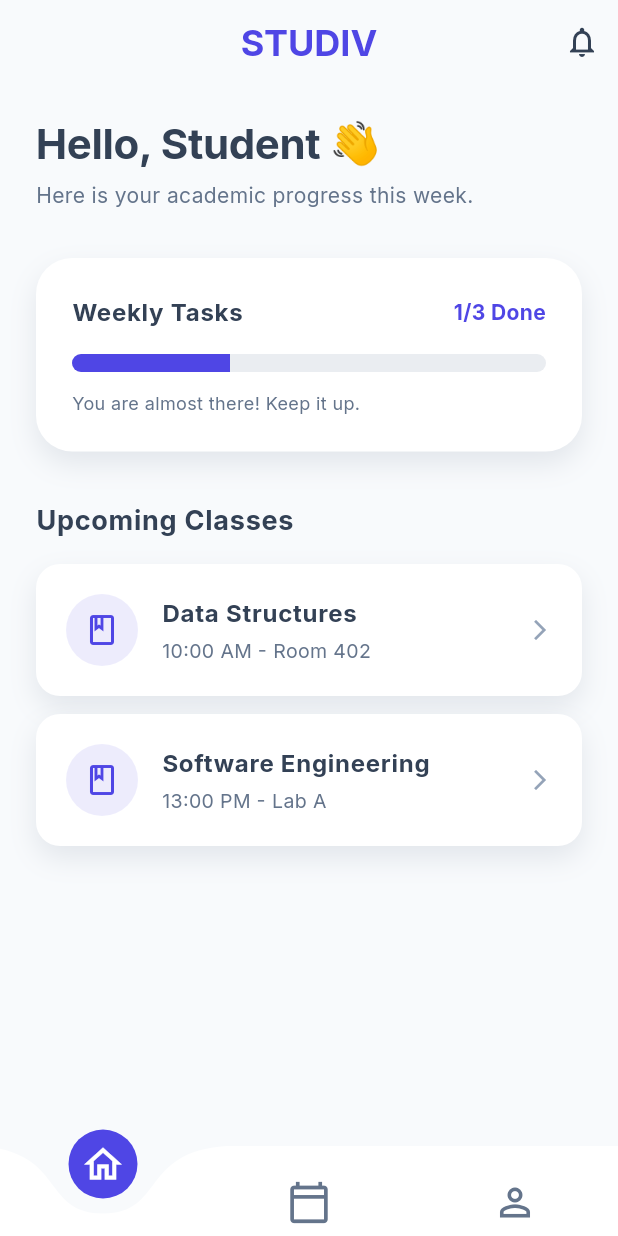
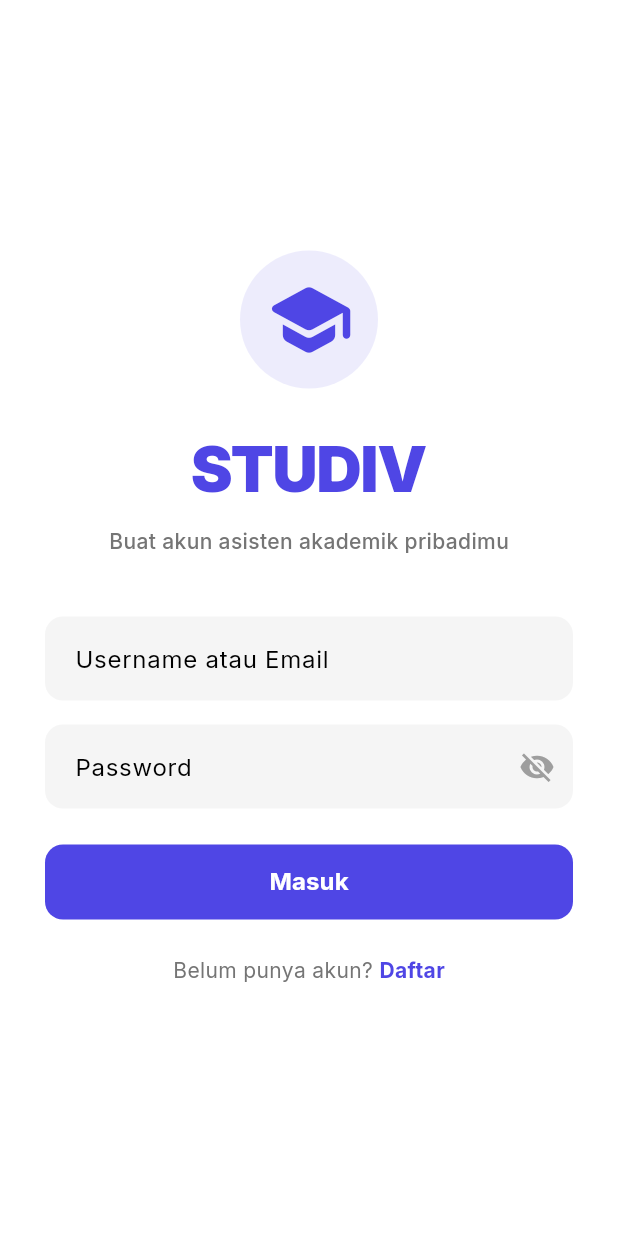
Before and after one commit to mohdikrullah/Studiv, a Flutter app: the screen it shows after launch, on a phone screen of 412 x 824 dp. Run offline on Flutter 3.47's test engine with Material 3 defaults, Android fonts, the light colour scheme and no system bars; drawn by our look-alikes of curved_navigation_bar; our stand-ins replace cloud_firestore, dio, google_fonts, hive, hive_flutter, image_picker and 1 more; accounts and stored records are empty.

Commit message:
ui: perombakan tampilan login, register, dan profil dengan brand STUDIV

```diff
--- a/lib/main.dart
+++ b/lib/main.dart
@@ -1,28 +1,26 @@
 import 'package:flutter/material.dart';
 import 'package:provider/provider.dart';
 import 'theme/app_theme.dart';
-import 'screens/main_screen.dart';
-import 'services/local_db_service.dart';
 import 'providers/task_provider.dart';
 import 'providers/schedule_provider.dart';
+import 'providers/auth_provider.dart';
+import 'screens/auth/login_screen.dart';
 
-void main() async {
-  WidgetsFlutterBinding.ensureInitialized();
-  await LocalDbService.init();
-
+void main() {
   runApp(
     MultiProvider(
       providers: [
-        ChangeNotifierProvider(create: (_) => TaskProvider()..fetchTasks()),
-        ChangeNotifierProvider(create: (_) => ScheduleProvider()..loadSchedules()),
+        ChangeNotifierProvider(create: (_) => TaskProvider()),
+        ChangeNotifierProvider(create: (_) => ScheduleProvider()),
+        ChangeNotifierProvider(create: (_) => AuthProvider()),
       ],
-      child: const EduFlowApp(),
+      child: const MyApp(),
     ),
   );
 }
 
-class EduFlowApp extends StatelessWidget {
-  const EduFlowApp({Key? key}) : super(key: key);
+class MyApp extends StatelessWidget {
+  const MyApp({super.key});
 
   @override
   Widget build(BuildContext context) {
@@ -30,7 +28,7 @@ class EduFlowApp extends StatelessWidget {
       title: 'STUDIV',
       debugShowCheckedModeBanner: false,
       theme: AppTheme.lightTheme,
-      home: const MainScreen(),
+      home: const LoginScreen(), // Set initial screen to Login
     );
   }
 }
--- /dev/null
+++ b/lib/screens/auth/login_screen.dart
@@ -0,0 +1,201 @@
+import 'package:flutter/material.dart';
+import 'package:provider/provider.dart';
+import '../../providers/auth_provider.dart';
+import '../../theme/app_theme.dart';
+import 'register_screen.dart';
+import '../main_screen.dart';
+
+class LoginScreen extends StatefulWidget {
+  const LoginScreen({super.key});
+
+  @override
+  State<LoginScreen> createState() => _LoginScreenState();
+}
+
+class _LoginScreenState extends State<LoginScreen> {
+  final _formKey = GlobalKey<FormState>();
+  final _loginController = TextEditingController();
+  final _passwordController = TextEditingController();
+  bool _isPasswordVisible = false;
+
+  @override
+  void dispose() {
+    _loginController.dispose();
+    _passwordController.dispose();
+    super.dispose();
+  }
+
+  @override
+  Widget build(BuildContext context) {
+    final authProvider = Provider.of<AuthProvider>(context);
+
+    return Scaffold(
+      backgroundColor: Colors.white,
+      body: SafeArea(
+        child: Center(
+          child: SingleChildScrollView(
+            padding: const EdgeInsets.symmetric(horizontal: 30),
+            child: Form(
+              key: _formKey,
+              child: Column(
+                mainAxisAlignment: MainAxisAlignment.center,
+                children: [
+                  // School Logo Icon
+                  Container(
+                    padding: const EdgeInsets.all(16),
+                    decoration: BoxDecoration(
+                      color: AppTheme.primaryColor.withValues(alpha: 0.1),
+                      shape: BoxShape.circle,
+                    ),
+                    child: Icon(
+                      Icons.school_rounded,
+                      size: 60,
+                      color: AppTheme.primaryColor,
+                    ),
+                  ),
+                  const SizedBox(height: 24),
+
+                  // Minimalist Title
+                  Text(
+                    'STUDIV',
+                    style: TextStyle(
+                      fontSize: 42,
+                      fontWeight: FontWeight.w900, // Extra bold
+                      color: AppTheme.primaryColor,
+                      letterSpacing: -1,
+                    ),
+                  ),
+                  const SizedBox(height: 8),
+                  Text(
+                    'Buat akun asisten akademik pribadimu',
+                    style: TextStyle(
+                      color: Colors.grey[600],
+                      fontSize: 14,
+                      fontWeight: FontWeight.w500,
+                    ),
+                  ),
+                  const SizedBox(height: 40),
+
+                  // Username / Email Field
+                  TextFormField(
+                    controller: _loginController,
+                    decoration: InputDecoration(
+                      hintText: 'Username atau Email',
+                      filled: true,
+                      fillColor: Colors.grey[100],
+                      border: OutlineInputBorder(
+                        borderRadius: BorderRadius.circular(12),
+                        borderSide: BorderSide.none,
+                      ),
+                      contentPadding: const EdgeInsets.symmetric(horizontal: 16, vertical: 16),
+                    ),
+                    validator: (value) => value!.isEmpty ? 'Masukkan username/email' : null,
+                  ),
+                  const SizedBox(height: 16),
+
+                  // Password Field
+                  TextFormField(
+                    controller: _passwordController,
+                    obscureText: !_isPasswordVisible,
+                    decoration: InputDecoration(
+                      hintText: 'Password',
+                      filled: true,
+                      fillColor: Colors.grey[100],
+                      border: OutlineInputBorder(
+                        borderRadius: BorderRadius.circular(12),
+                        borderSide: BorderSide.none,
+                      ),
+                      contentPadding: const EdgeInsets.symmetric(horizontal: 16, vertical: 16),
+                      suffixIcon: IconButton(
+                        icon: Icon(
+                          _isPasswordVisible ? Icons.visibility : Icons.visibility_off,
+                          color: Colors.grey,
+                        ),
+                        onPressed: () => setState(() => _isPasswordVisible = !_isPasswordVisible),
+                      ),
+                    ),
+                    validator: (value) => value!.length < 6 ? 'Password minimal 6 karakter' : null,
+                  ),
+                  const SizedBox(height: 24),
+
+                  // Login Button
+                  SizedBox(
+                    width: double.infinity,
+                    height: 50,
+                    child: ElevatedButton(
+                      onPressed: authProvider.isLoading
+                          ? null
+                          : () async {
+                              if (_formKey.currentState!.validate()) {
+                                try {
+                                  await authProvider.login(
+                                    _loginController.text,
+                                    _passwordController.text,
+                                  );
+                                  if (mounted) {
+                                    Navigator.pushReplacement(
+                                      context,
+                                      MaterialPageRoute(builder: (context) => const MainScreen()),
+                                    );
+                                  }
+                                } catch (e) {
+                                  ScaffoldMessenger.of(context).showSnackBar(
+                                    SnackBar(content: Text(e.toString())),
+                                  );
+                                }
+                              }
+                            },
+                      style: ElevatedButton.styleFrom(
+                        backgroundColor: AppTheme.primaryColor,
+                        foregroundColor: Colors.white,
+                        shape: RoundedRectangleBorder(
+                          borderRadius: BorderRadius.circular(12),
+                        ),
+                        elevation: 0,
+                      ),
+                      child: authProvider.isLoading
+                          ? const SizedBox(
+                              height: 20,
+                              width: 20,
+                              child: CircularProgressIndicator(color: Colors.white, strokeWidth: 2),
+                            )
+                          : const Text(
+                              'Masuk',
+                              style: TextStyle(fontSize: 16, fontWeight: FontWeight.bold),
+                            ),
+                    ),
+                  ),
+                  const SizedBox(height: 24),
+
+                  // Register Link
+                  Row(
+                    mainAxisAlignment: MainAxisAlignment.center,
+                    children: [
+                      Text(
+                        'Belum punya akun? ',
+                        style: TextStyle(color: Colors.grey[600]),
+                      ),
+                      GestureDetector(
+                        onTap: () => Navigator.push(
+                          context,
+                          MaterialPageRoute(builder: (context) => const RegisterScreen()),
+                        ),
+                        child: Text(
+                          'Daftar',
+                          style: TextStyle(
+                            color: AppTheme.primaryColor,
+                            fontWeight: FontWeight.bold,
+                          ),
+                        ),
+                      ),
+                    ],
+                  ),
+                ],
+              ),
+            ),
+          ),
+        ),
+      ),
+    );
+  }
+}
--- a/lib/screens/dashboard/dashboard_screen.dart
+++ b/lib/screens/dashboard/dashboard_screen.dart
@@ -33,12 +33,12 @@ class DashboardScreen extends StatelessWidget {
             crossAxisAlignment: CrossAxisAlignment.start,
             children: [
               Text(
-                'Hello, Student 👋',
+                'Halo, Mahasiswa 👋',
                 style: Theme.of(context).textTheme.displayLarge?.copyWith(fontSize: 28),
               ),
               const SizedBox(height: 8),
               Text(
-                'Here is your academic progress this week.',
+                'Ini adalah progres akademikmu minggu ini.',
                 style: Theme.of(context).textTheme.bodyMedium,
               ),
               const SizedBox(height: 32),
@@ -65,13 +65,13 @@ class DashboardScreen extends StatelessWidget {
                           mainAxisAlignment: MainAxisAlignment.spaceBetween,
                           children: [
                             Text(
-                              'Weekly Tasks',
+                              'Tugas Mingguan',
                               style: Theme.of(context).textTheme.bodyLarge?.copyWith(
                                     fontWeight: FontWeight.bold,
                                   ),
                             ),
                             Text(
-                              '$completed/$total Done',
+                              '$completed/$total Selesai',
                               style: Theme.of(context).textTheme.bodyMedium?.copyWith(
                                     color: AppTheme.primaryColor,
                                     fontWeight: FontWeight.bold,
@@ -91,7 +91,7 @@ class DashboardScreen extends StatelessWidget {
                         ),
                         const SizedBox(height: 12),
                         Text(
-                          progress == 1.0 ? 'All caught up! Great job.' : 'You are almost there! Keep it up.',
+                          progress == 1.0 ? 'Semua tugas selesai! Kerja bagus.' : 'Tinggal sedikit lagi! Semangat.',
                           style: Theme.of(context).textTheme.bodyMedium?.copyWith(fontSize: 12),
                         ),
                       ],
@@ -104,7 +104,7 @@ class DashboardScreen extends StatelessWidget {
 
               // Placeholder for more content (e.g. Next Class)
               Text(
-                'Upcoming Classes',
+                'Jadwal Kuliah Berikutnya',
                 style: Theme.of(context).textTheme.bodyLarge?.copyWith(
                       fontWeight: FontWeight.bold,
                       fontSize: 18,
@@ -114,7 +114,7 @@ class DashboardScreen extends StatelessWidget {
               Consumer<ScheduleProvider>(
                 builder: (context, scheduleProvider, child) {
                   if (scheduleProvider.schedules.isEmpty) {
-                    return const Text("No classes today!");
+                    return const Text("Tidak ada jadwal kuliah hari ini!");
                   }
                   return Column(
                     children: scheduleProvider.schedules.map((schedule) {
--- a/lib/screens/main_screen.dart
+++ b/lib/screens/main_screen.dart
@@ -2,6 +2,7 @@ import 'package:flutter/material.dart';
 import 'package:curved_navigation_bar/curved_navigation_bar.dart';
 import '../theme/app_theme.dart';
 import 'dashboard/dashboard_screen.dart';
+import 'profile/profile_screen.dart';
 
 class MainScreen extends StatefulWidget {
   const MainScreen({Key? key}) : super(key: key);
@@ -17,7 +18,7 @@ class _MainScreenState extends State<MainScreen> {
   final List<Widget> _screens = [
     const DashboardScreen(),
     const Center(child: Text("Calendar Screen (Coming Soon)")),
-    const Center(child: Text("Profile Screen (Coming Soon)")),
+    const ProfileScreen(),
   ];
 
   @override
```
Also changed, not shown: lib/screens/auth/register_screen.dart (added, +185 -0 lines), lib/screens/profile/edit_profile_screen.dart (added, +106 -0 lines), lib/screens/profile/profile_screen.dart (added, +116 -0 lines).
